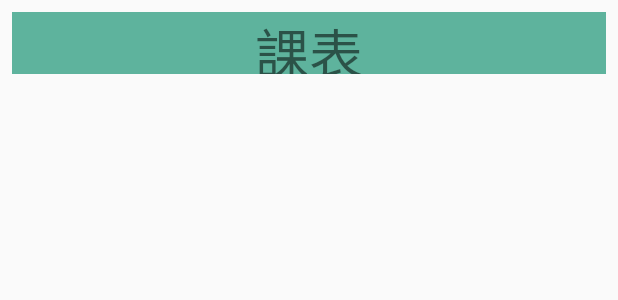
After one commit to ZeroKen5969/AS_TKU_TimeTable, an Android app: the layout result_table.xml on its own in the app's theme, with its tools: preview values and no code run, on a phone screen of 412 x 824 dp. The commit adds this screen. Shown: the top 300 px of the screen. Run offline under Robolectric (Android 15) with nearby library versions, the phone set to English and light mode, and no system bars.

Commit message:
抓出課表 新增課表畫面 換顏色

```diff
--- a/app/build.gradle
+++ b/app/build.gradle
@@ -26,4 +26,5 @@ dependencies {
     testImplementation 'junit:junit:4.12'
     androidTestImplementation 'com.android.support.test:runner:1.0.2'
     androidTestImplementation 'com.android.support.test.espresso:espresso-core:3.0.2'
+    implementation 'org.jsoup:jsoup:1.9.2'
 }
--- /dev/null
+++ b/app/src/main/res/layout/result_table.xml
@@ -0,0 +1,27 @@
+<?xml version="1.0" encoding="utf-8"?>
+<android.support.constraint.ConstraintLayout
+    xmlns:android="http://schemas.android.com/apk/res/android"
+    xmlns:app="http://schemas.android.com/apk/res-auto"
+    xmlns:tools="http://schemas.android.com/tools"
+    android:layout_width="match_parent"
+    android:layout_height="match_parent">
+
+    <TextView
+        android:id="@+id/textView"
+        android:layout_width="match_parent"
+        android:layout_height="41dp"
+        android:layout_marginStart="8dp"
+        android:layout_marginLeft="8dp"
+        android:layout_marginTop="8dp"
+        android:layout_marginEnd="8dp"
+        android:layout_marginRight="8dp"
+        android:background="@color/titleBg"
+        android:gravity="center_horizontal"
+        android:text="@string/result_title"
+        android:textSize="36sp"
+        android:typeface="normal"
+        app:fontFamily="sans-serif"
+        app:layout_constraintEnd_toEndOf="parent"
+        app:layout_constraintStart_toStartOf="parent"
+        app:layout_constraintTop_toTopOf="parent" />
+</android.support.constraint.ConstraintLayout>
--- a/app/src/main/res/values/colors.xml
+++ b/app/src/main/res/values/colors.xml
@@ -3,4 +3,6 @@
     <color name="colorPrimary">#008577</color>
     <color name="colorPrimaryDark">#00574B</color>
     <color name="colorAccent">#D81B60</color>
+    <color name="titleBg">#9F008866</color>
+    <color name="tablecolor">#90009FCC</color>
 </resources>
--- a/app/src/main/res/values/strings.xml
+++ b/app/src/main/res/values/strings.xml
@@ -1,4 +1,5 @@
 <resources>
     <string name="app_name">AS_TKU_TimeTable</string>
     <string name="action_settings">Settings</string>
+    <string name="result_title">課表</string>
 </resources>
--- a/build.gradle
+++ b/build.gradle
@@ -7,7 +7,7 @@ buildscript {
 
     }
     dependencies {
-        classpath 'com.android.tools.build:gradle:3.3.2'
+        classpath 'com.android.tools.build:gradle:3.4.1'
 
         // NOTE: Do not place your application dependencies here; they belong
         // in the individual module build.gradle files
```
Also changed, not shown: app/src/main/java/com/example/as_tku_timetable/LoginActivity.java (+27 -1 lines), gradle/wrapper/gradle-wrapper.properties.
